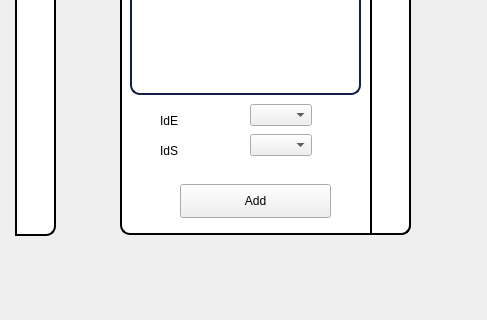
Old version of the form contract.ui in the repository HyperDarkmoon/TVEmpire; both pictures show x 0 to 487 and y 456 to 776 of the 1276 by 776 pixel window.
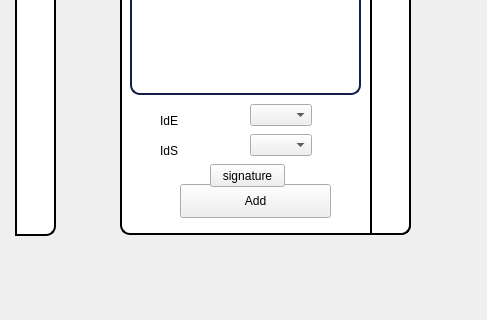
New version of the form. Icons and pictures are not drawn.

```diff
--- a/contract.ui
+++ b/contract.ui
@@ -529,6 +529,19 @@
      <string>IdS</string>
     </property>
    </widget>
+   <widget class="QPushButton" name="pushButton">
+    <property name="geometry">
+     <rect>
+      <x>90</x>
+      <y>580</y>
+      <width>75</width>
+      <height>23</height>
+     </rect>
+    </property>
+    <property name="text">
+     <string>signature</string>
+    </property>
+   </widget>
    <zorder>label_5</zorder>
    <zorder>lineEdit_2</zorder>
    <zorder>add_btn</zorder>
@@ -547,6 +560,7 @@
    <zorder>idS</zorder>
    <zorder>label_9</zorder>
    <zorder>label_11</zorder>
+   <zorder>pushButton</zorder>
   </widget>
  </widget>
  <resources/>
```
